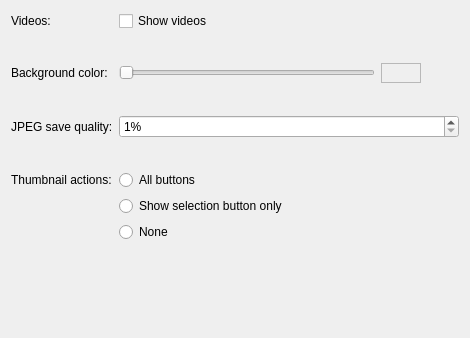
Old version of the form app/generalconfigpage.ui in the repository KDE/gwenview.
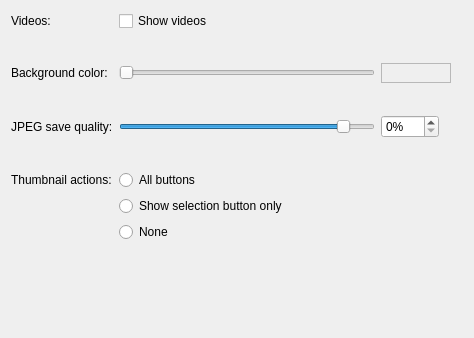
New version of the form.

Commit message: Change UI for setting jpeg quality to slider

```diff
--- a/app/generalconfigpage.ui
+++ b/app/generalconfigpage.ui
@@ -6,7 +6,7 @@
    <rect>
     <x>0</x>
     <y>0</y>
-    <width>470</width>
+    <width>474</width>
     <height>338</height>
    </rect>
   </property>
@@ -76,7 +76,7 @@
        </property>
        <property name="minimumSize">
         <size>
-         <width>40</width>
+         <width>70</width>
          <height>0</height>
         </size>
        </property>
@@ -122,27 +122,72 @@
      </property>
     </spacer>
    </item>
-   <item row="4" column="0">
+   <item row="5" column="0">
     <widget class="QLabel" name="label">
      <property name="text">
       <string>JPEG save quality:</string>
      </property>
     </widget>
    </item>
-   <item row="4" column="1">
-    <widget class="QSpinBox" name="kcfg_JPEGQuality">
-     <property name="minimum">
-      <number>1</number>
-     </property>
-     <property name="maximum">
-      <number>100</number>
-     </property>
-     <property name="suffix">
-      <string>%</string>
-     </property>
-    </widget>
-   </item>
    <item row="5" column="1">
+    <layout class="QHBoxLayout" name="horizontalLayout">
+     <item>
+      <widget class="QSlider" name="kcfg_JPEGQuality">
+       <property name="minimumSize">
+        <size>
+         <width>256</width>
+         <height>0</height>
+        </size>
+       </property>
+       <property name="maximum">
+        <number>100</number>
+       </property>
+       <property name="value">
+        <number>90</number>
+       </property>
+       <property name="sliderPosition">
+        <number>90</number>
+       </property>
+       <property name="orientation">
+        <enum>Qt::Horizontal</enum>
+       </property>
+       <property name="tickPosition">
+        <enum>QSlider::NoTicks</enum>
+       </property>
+       <property name="tickInterval">
+        <number>5</number>
+       </property>
+      </widget>
+     </item>
+     <item>
+      <widget class="QSpinBox" name="jpegQualitySpinner">
+       <property name="suffix">
+        <string>%</string>
+       </property>
+       <property name="prefix">
+        <string/>
+       </property>
+       <property name="maximum">
+        <number>100</number>
+       </property>
+      </widget>
+     </item>
+     <item>
+      <spacer name="horizontalSpacer">
+       <property name="orientation">
+        <enum>Qt::Horizontal</enum>
+       </property>
+       <property name="sizeHint" stdset="0">
+        <size>
+         <width>40</width>
+         <height>20</height>
+        </size>
+       </property>
+      </spacer>
+     </item>
+    </layout>
+   </item>
+   <item row="6" column="1">
     <spacer name="verticalSpacer_3">
      <property name="orientation">
       <enum>Qt::Vertical</enum>
@@ -158,28 +203,28 @@
      </property>
     </spacer>
    </item>
-   <item row="6" column="0">
+   <item row="7" column="0">
     <widget class="QLabel" name="label_3">
      <property name="text">
       <string>Thumbnail actions:</string>
      </property>
     </widget>
    </item>
-   <item row="6" column="1">
+   <item row="7" column="1">
     <widget class="QRadioButton" name="allButtonsThumbnailActionsRadioButton">
      <property name="text">
       <string>All buttons</string>
      </property>
     </widget>
    </item>
-   <item row="7" column="1">
+   <item row="8" column="1">
     <widget class="QRadioButton" name="selectionOnlyThumbnailActionsRadioButton">
      <property name="text">
       <string>Show selection button only</string>
      </property>
     </widget>
    </item>
-   <item row="8" column="1">
+   <item row="9" column="1">
     <widget class="QRadioButton" name="noneThumbnailActionsRadioButton">
      <property name="text">
       <string>None</string>
```
The commit also changes 1 other file.
